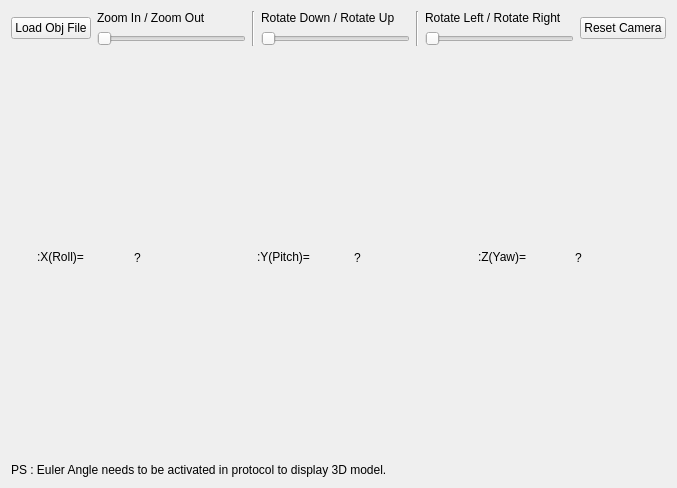
This is CHCenter/threedform.ui in dongFangTuring/CHCenter as Qt 5 draws it before an edit. The edited form follows.
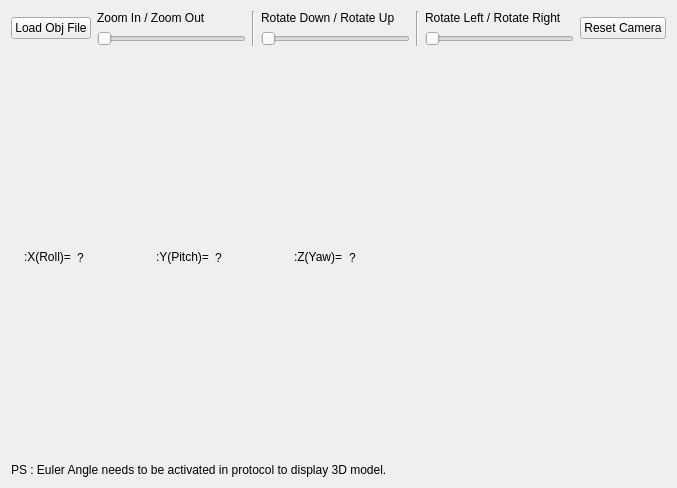
This is the edited form. Icons and pictures are not drawn.

What changed in the file:
```diff
--- a/CHCenter/threedform.ui
+++ b/CHCenter/threedform.ui
@@ -156,7 +156,7 @@
         <widget class="QLabel" name="LabelXnumber">
          <property name="minimumSize">
           <size>
-           <width>0</width>
+           <width>60</width>
            <height>0</height>
           </size>
          </property>
@@ -202,6 +202,12 @@
        </item>
        <item>
         <widget class="QLabel" name="LabelYnumber">
+         <property name="minimumSize">
+          <size>
+           <width>60</width>
+           <height>0</height>
+          </size>
+         </property>
          <property name="text">
           <string>?</string>
          </property>
@@ -238,11 +244,30 @@
        </item>
        <item>
         <widget class="QLabel" name="LabelZnumber">
+         <property name="minimumSize">
+          <size>
+           <width>60</width>
+           <height>0</height>
+          </size>
+         </property>
          <property name="text">
           <string>?</string>
          </property>
         </widget>
        </item>
+       <item>
+        <spacer name="horizontalSpacer">
+         <property name="orientation">
+          <enum>Qt::Horizontal</enum>
+         </property>
+         <property name="sizeHint" stdset="0">
+          <size>
+           <width>40</width>
+           <height>20</height>
+          </size>
+         </property>
+        </spacer>
+       </item>
       </layout>
      </item>
      <item>
```
